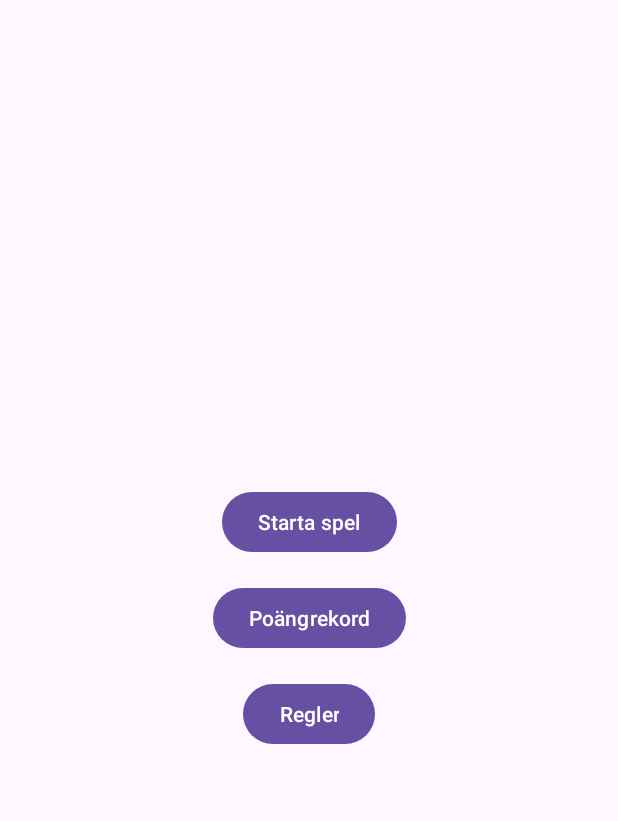
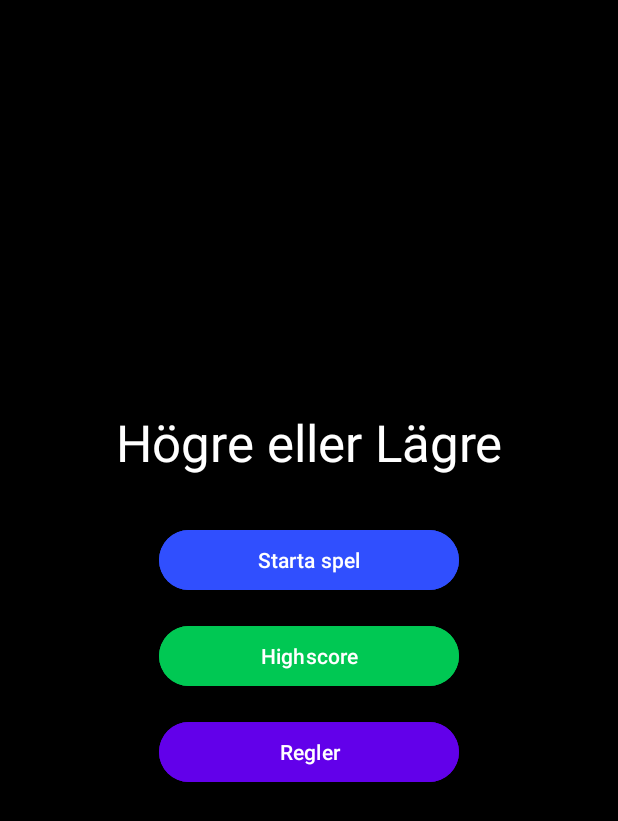
Before and after one commit to mazzlum5/GuessCard, an Android app: the screen it shows after launch (MainActivity), on a phone screen of 412 x 824 dp. Shown: the top 821 px of the screen. Run offline under Robolectric (Android 15) with nearby library versions, the phone set to English and light mode, and no system bars.

Commit message:
designed start menu like as skiss

```diff
--- a/app/src/main/res/layout/activity_main.xml
+++ b/app/src/main/res/layout/activity_main.xml
@@ -5,37 +5,57 @@
     android:id="@+id/main"
     android:layout_width="match_parent"
     android:layout_height="match_parent"
+    android:background="#000000"
     tools:context=".MainActivity">
+
+    <TextView
+        android:id="@+id/titleTextView"
+        android:layout_width="wrap_content"
+        android:layout_height="wrap_content"
+        android:layout_marginBottom="32dp"
+        android:text="Högre eller Lägre"
+        android:textColor="@android:color/white"
+        android:textSize="34sp"
+        app:layout_constraintBottom_toTopOf="@+id/startGameButton"
+        app:layout_constraintEnd_toEndOf="parent"
+        app:layout_constraintStart_toStartOf="parent" />
 
     <Button
         android:id="@+id/startGameButton"
-        android:layout_width="wrap_content"
+        android:layout_width="200dp"
         android:layout_height="wrap_content"
+        android:backgroundTint="#304FFE"
         android:text="Starta spel"
-        app:layout_constraintBottom_toTopOf="@+id/highscoreButton"
+        android:textAllCaps="false"
+        android:textColor="@android:color/white"
+        app:layout_constraintBottom_toBottomOf="parent"
         app:layout_constraintEnd_toEndOf="parent"
         app:layout_constraintStart_toStartOf="parent"
         app:layout_constraintTop_toTopOf="parent"
-        app:layout_constraintVertical_chainStyle="packed" />
+        app:layout_constraintVertical_bias="0.45" />
 
     <Button
         android:id="@+id/highscoreButton"
-        android:layout_width="wrap_content"
+        android:layout_width="200dp"
         android:layout_height="wrap_content"
         android:layout_marginTop="16dp"
-        android:text="Poängrekord"
-        app:layout_constraintBottom_toTopOf="@+id/rulesButton"
+        android:backgroundTint="#00C853"
+        android:text="Highscore"
+        android:textAllCaps="false"
+        android:textColor="@android:color/white"
         app:layout_constraintEnd_toEndOf="parent"
         app:layout_constraintStart_toStartOf="parent"
         app:layout_constraintTop_toBottomOf="@+id/startGameButton" />
 
     <Button
         android:id="@+id/rulesButton"
-        android:layout_width="wrap_content"
+        android:layout_width="200dp"
         android:layout_height="wrap_content"
         android:layout_marginTop="16dp"
+        android:backgroundTint="#6200EA"
         android:text="Regler"
-        app:layout_constraintBottom_toBottomOf="parent"
+        android:textAllCaps="false"
+        android:textColor="@android:color/white"
         app:layout_constraintEnd_toEndOf="parent"
         app:layout_constraintStart_toStartOf="parent"
         app:layout_constraintTop_toBottomOf="@+id/highscoreButton" />
```
